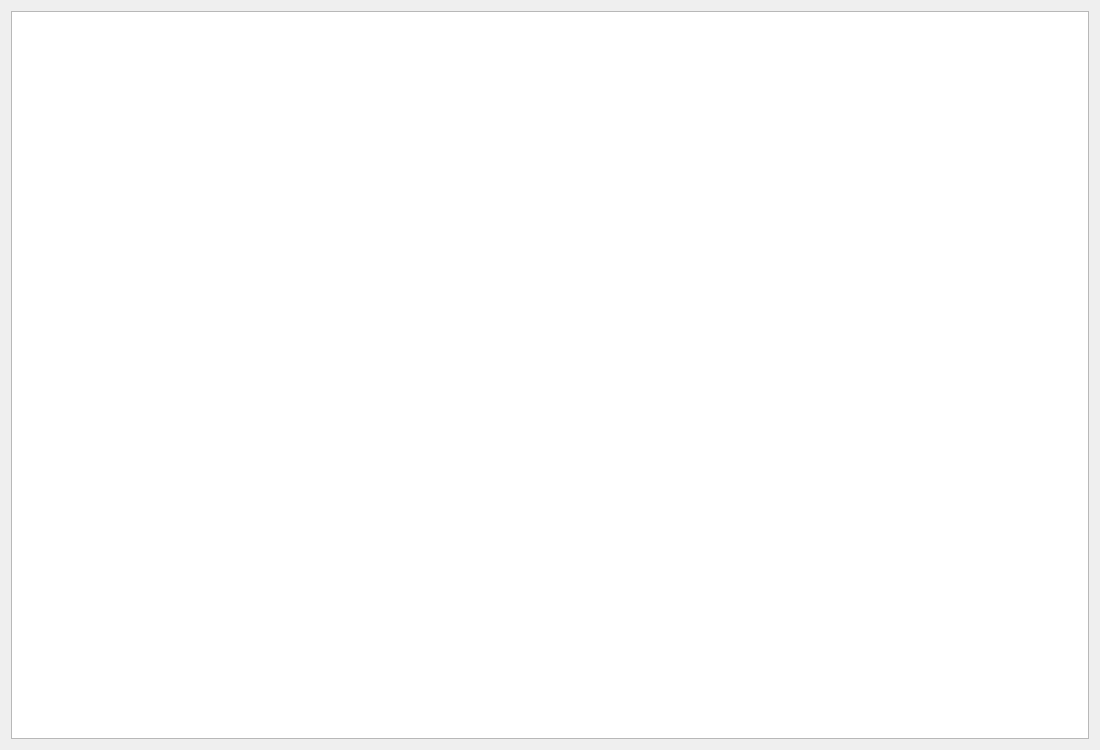
First picture: the form in BusConfigUI/AttributeDefinitions.ui, repository Patryk-97/BusConfig, before the edit.
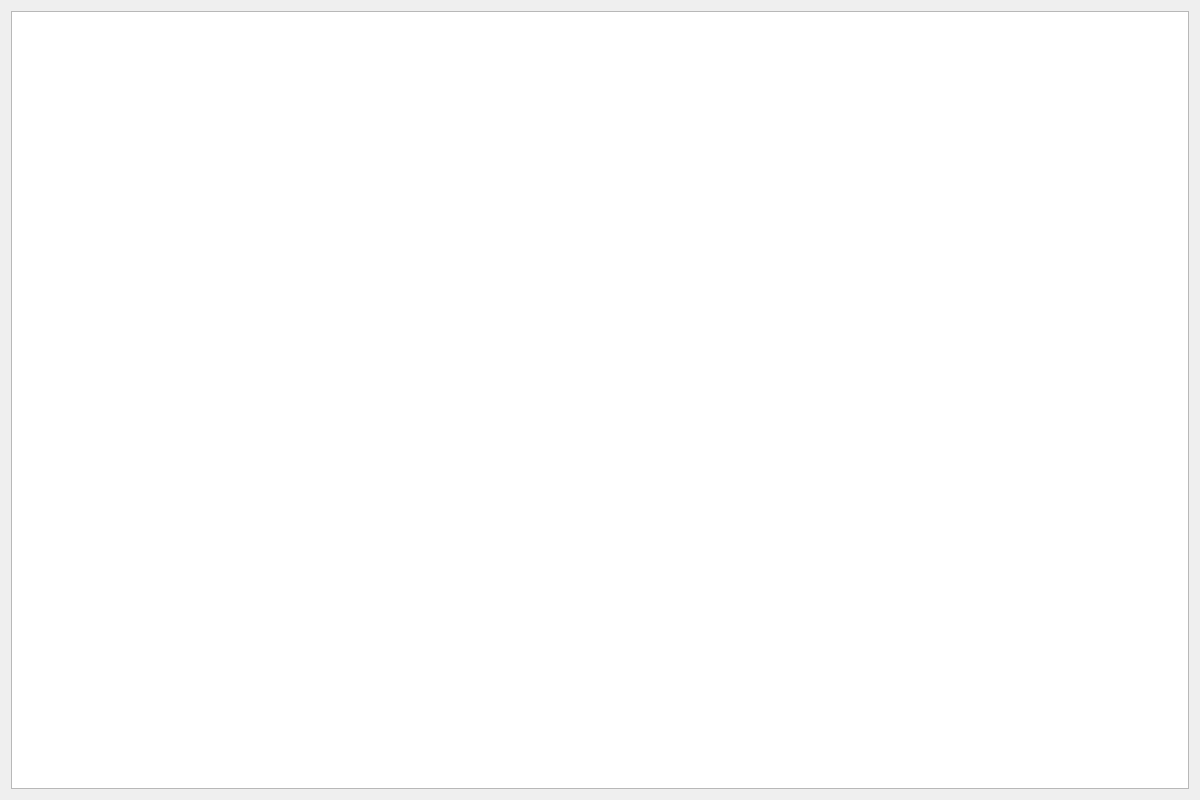
Second picture: the form after the edit.

What changed in the file:
```diff
--- a/BusConfigUI/AttributeDefinitions.ui
+++ b/BusConfigUI/AttributeDefinitions.ui
@@ -6,8 +6,8 @@
    <rect>
     <x>0</x>
     <y>0</y>
-    <width>1100</width>
-    <height>750</height>
+    <width>1200</width>
+    <height>800</height>
    </rect>
   </property>
   <property name="windowTitle">
```
